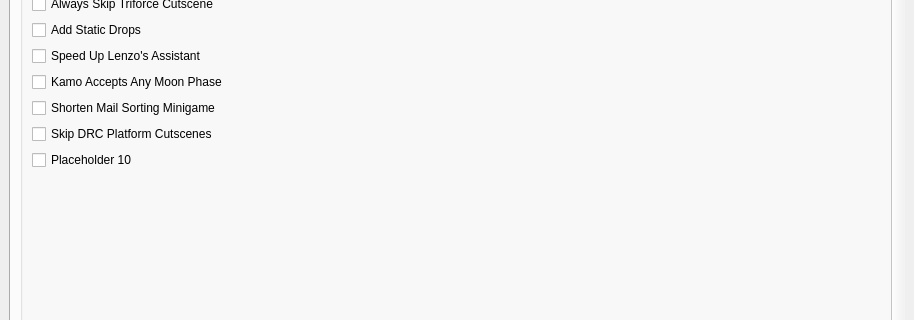
Qt form wwr_ui/randomizer_window.ui (tanjo3/wwrando) before a commit; both pictures show x 0 to 914 and y 159 to 479 of the 914 by 800 pixel window.
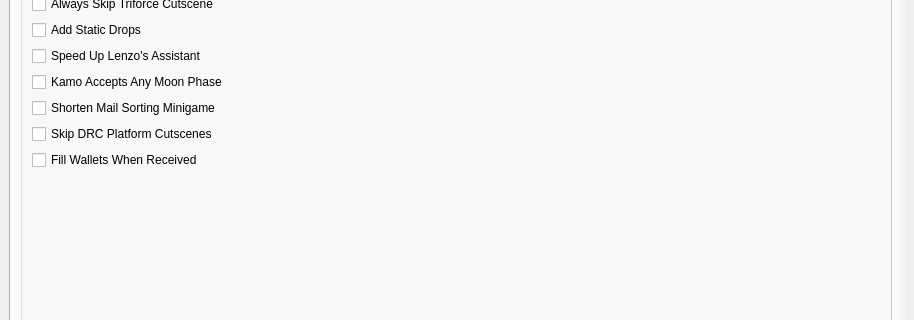
The same form after that commit. The open tabs and pages were chosen to show the change. Custom widgets are drawn as their Qt base class.

Commit message: add wallet fill option

What changed in the file:
```diff
--- a/wwr_ui/randomizer_window.ui
+++ b/wwr_ui/randomizer_window.ui
@@ -1328,7 +1328,7 @@
                <item>
                 <widget class="QCheckBox" name="quality_of_life_10">
                  <property name="text">
-                  <string>Placeholder 10</string>
+                  <string>Fill Wallets When Received</string>
                  </property>
                 </widget>
                </item>
```
Left out of the diff: 2 changed lines with no effect on the pictures. The commit also changes 5 other files.
